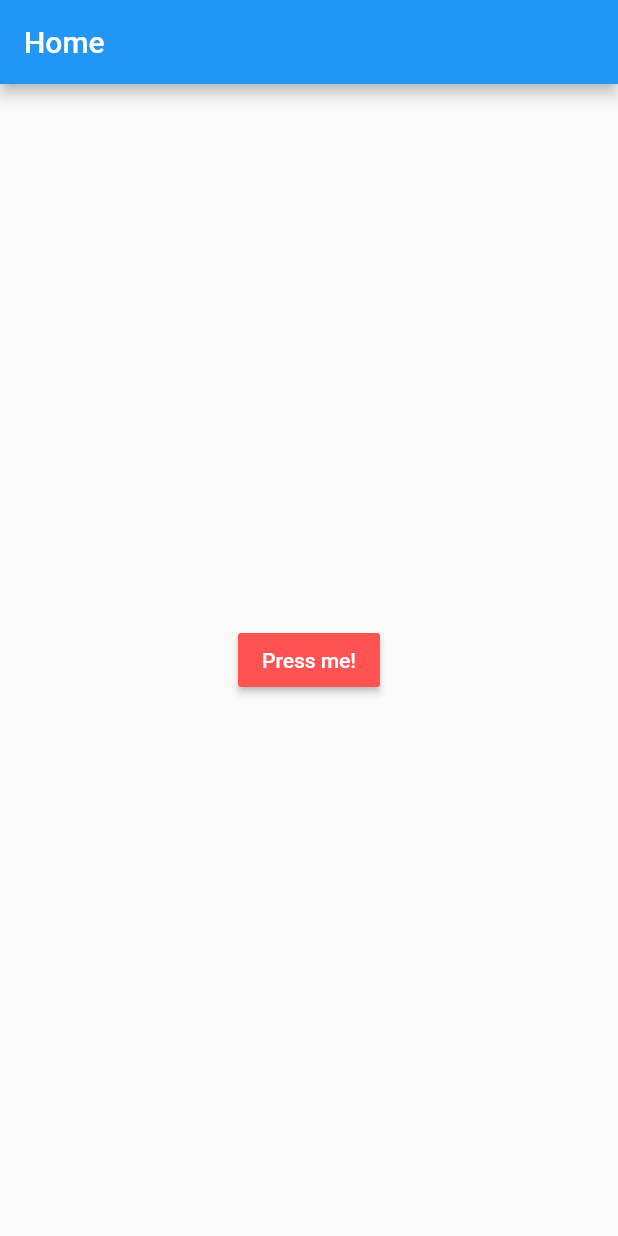
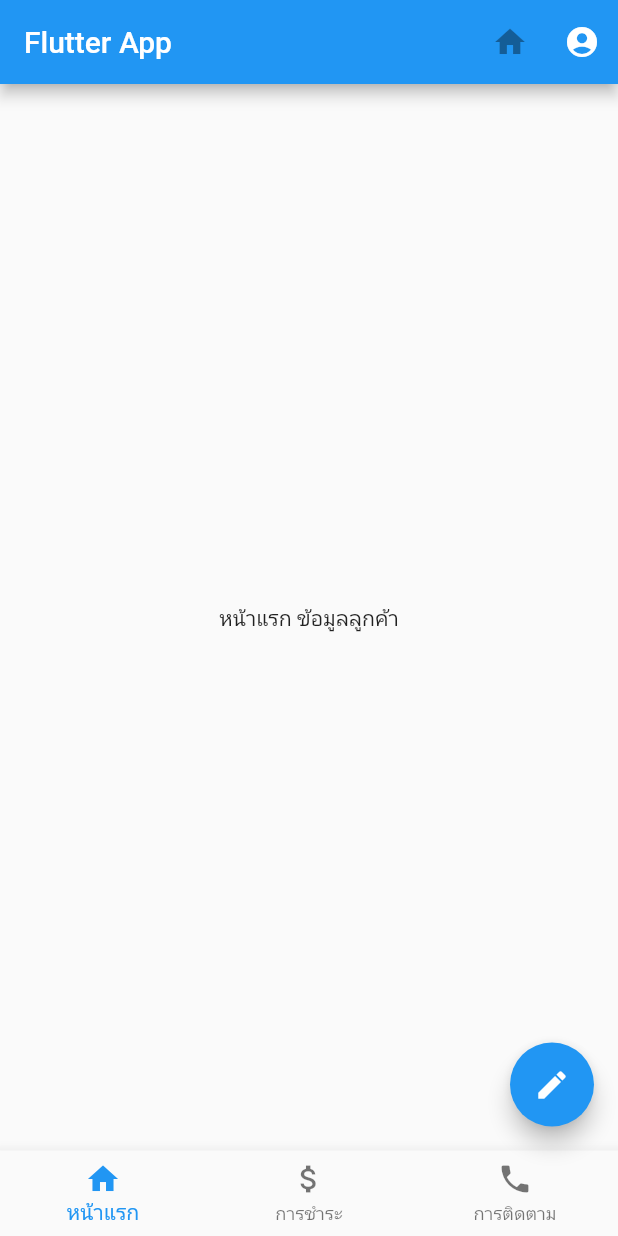
Before and after one commit to bugkias/flutter, a Flutter app: the screen it shows after launch, on a phone screen of 412 x 824 dp. Run offline on Flutter 3.47's test engine with Material 2 defaults, Android fonts, the phone set to English and light mode, and no system bars.

Commit message:
flutter UI icons, appbar, bottom navbar

```diff
--- a/lib/main.dart
+++ b/lib/main.dart
@@ -1,5 +1,5 @@
 import 'package:flutter/material.dart';
-import 'package:basic_flutter/screens/home.dart';
+import 'package:basic_flutter/screens/home_screen.dart';
 
 void main() => runApp(MyApp());
 
@@ -8,7 +8,8 @@ class MyApp extends StatelessWidget {
   Widget build(BuildContext context) {
     return MaterialApp(
       title: 'Basic Flutter App',
-      home: Home(),
+      home: HomeScreen(),
+      debugShowCheckedModeBanner: false,
     );
   }
 }
--- /dev/null
+++ b/lib/screens/home_screen.dart
@@ -0,0 +1,50 @@
+import 'package:flutter/material.dart';
+import 'package:basic_flutter/screens/info_screen.dart';
+import 'package:basic_flutter/screens/payment_screen.dart';
+import 'package:basic_flutter/screens/follow_screen.dart';
+
+class HomeScreen extends StatefulWidget {
+  @override
+  _HomeScreenState createState() => _HomeScreenState();
+}
+
+class _HomeScreenState extends State<HomeScreen> {
+  Widget appBar = AppBar(
+    title: Text('Flutter App'),
+    actions: <Widget>[
+      IconButton(icon: Icon(Icons.home), onPressed: null),
+      IconButton(icon: Icon(Icons.account_circle), onPressed: () {}),
+    ],
+  );
+
+  Widget floatingAction =
+      FloatingActionButton(onPressed: () {}, child: Icon(Icons.edit));
+
+  int currentIndex = 0;
+  List screens = [InfoScreen(), PaymentScreen(), FollowScreen()];
+
+  @override
+  Widget build(BuildContext context) {
+    Widget bottomNavBar = BottomNavigationBar(
+        currentIndex: currentIndex,
+        onTap: (int index) {
+          setState(() {
+            currentIndex = index;
+          });
+        },
+        items: [
+          BottomNavigationBarItem(
+              icon: Icon(Icons.home), title: Text('หน้าแรก')),
+          BottomNavigationBarItem(
+              icon: Icon(Icons.attach_money), title: Text('การชำระ')),
+          BottomNavigationBarItem(
+              icon: Icon(Icons.phone), title: Text('การติดตาม')),
+        ]);
+    return Scaffold(
+      appBar: appBar,
+      body: screens[currentIndex],
+      floatingActionButton: floatingAction,
+      bottomNavigationBar: bottomNavBar,
+    );
+  }
+}
--- /dev/null
+++ b/lib/screens/info_screen.dart
@@ -0,0 +1,15 @@
+import 'package:flutter/material.dart';
+
+class InfoScreen extends StatefulWidget {
+  @override
+  _InfoScreenState createState() => _InfoScreenState();
+}
+
+class _InfoScreenState extends State<InfoScreen> {
+  @override
+  Widget build(BuildContext context) {
+    return Center(
+      child: Text('หน้าแรก ข้อมูลลูกค้า'),
+    );
+  }
+}
```
Also changed, not shown: lib/screens/follow_screen.dart (added, +15 -0 lines), lib/screens/home.dart (+15 -2 lines), lib/screens/payment_screen.dart (added, +15 -0 lines).
